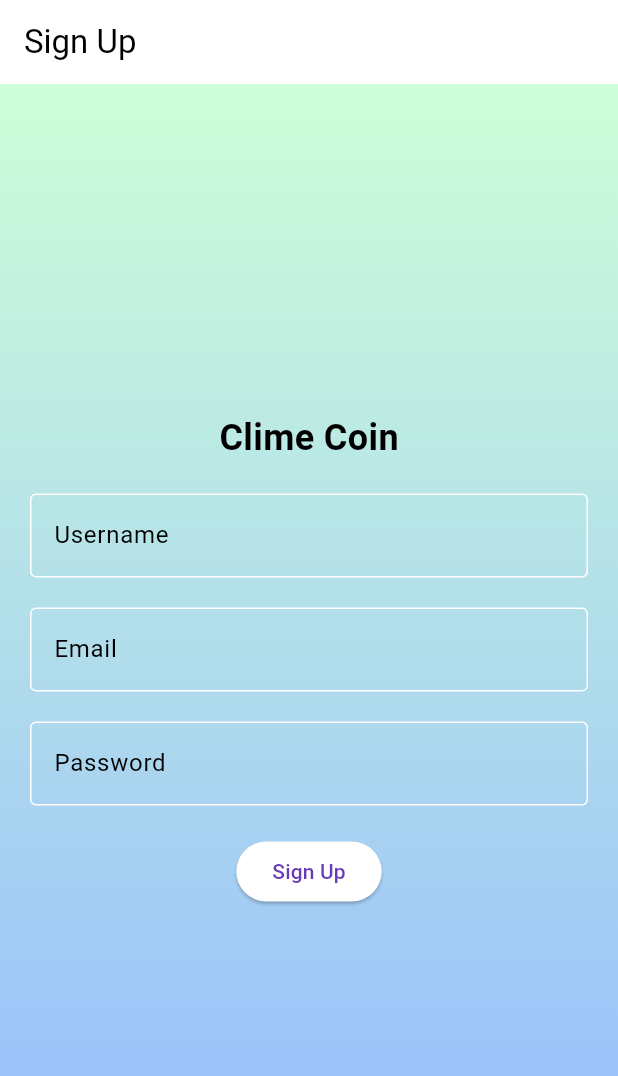
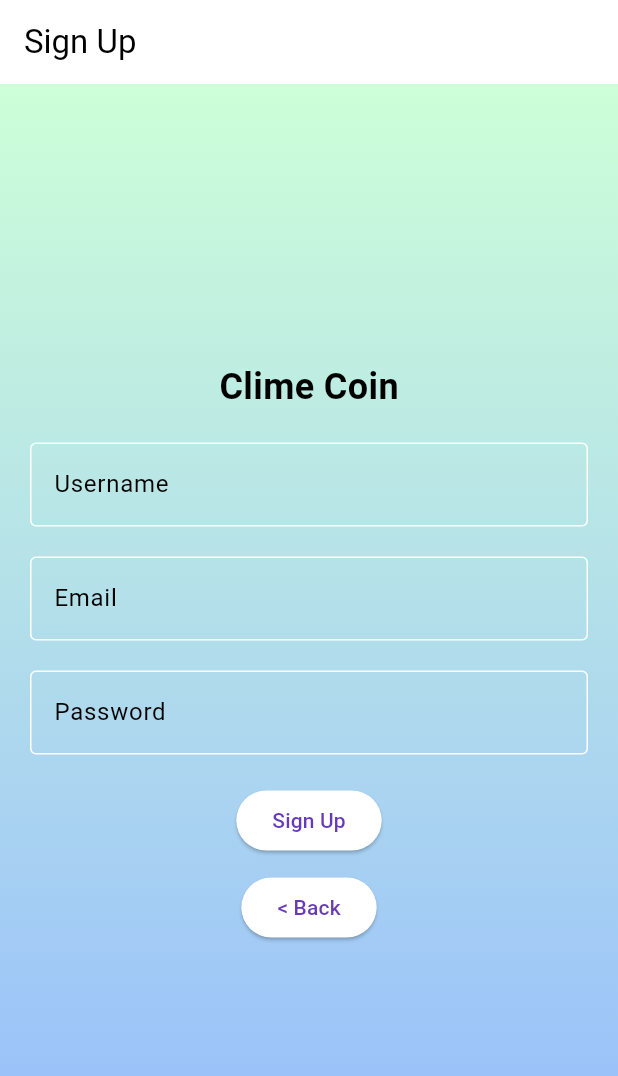
Before and after one commit to AugustanaCSC490Spring2024/Lark, a Flutter app: the SignUpPage screen opened directly, on a phone screen of 412 x 824 dp. Shown: the top 1076 px of the screen. Run offline on Flutter 3.47's test engine with Material 3 defaults, Android fonts, the phone set to English and light mode, and no system bars; our stand-ins replace cloud_firestore, firebase_auth, firebase_core, weather_icons; missing offline and left inert: dart:html, dice_icons; accounts and stored records are empty; network calls fail.

Commit message:
Added the go back button in the sign up page

```diff
--- a/lib/sign_up_page.dart
+++ b/lib/sign_up_page.dart
@@ -1,5 +1,6 @@
 
 import 'dart:async';
+import 'dart:html';
 
 import 'package:firebase_auth/firebase_auth.dart';
 import 'package:firebase_core/firebase_core.dart';
@@ -7,6 +8,7 @@ import 'package:flutter/material.dart';
 import 'package:larkcoins/firebase_options.dart';
 import 'BottomNavigation.dart';
 import 'dbHandler.dart';
+import 'LoginPage.dart';
 
 void fireBaseSetUp() async {
   WidgetsFlutterBinding.ensureInitialized(); // Ensure that Flutter bindings have been initialized.
@@ -110,6 +112,18 @@ class _SignUpPageState extends State<SignUpPage> {
               },
               child: const Text('Sign Up'),
             ),
+
+            Padding(padding: EdgeInsets.all(10),
+
+            child: ElevatedButton(
+              onPressed: () {
+                runApp(LogInPage());
+              },
+              child: const Text('< Back'),
+            ),
+            )
+
+
           ],
         ),
       ),
```
